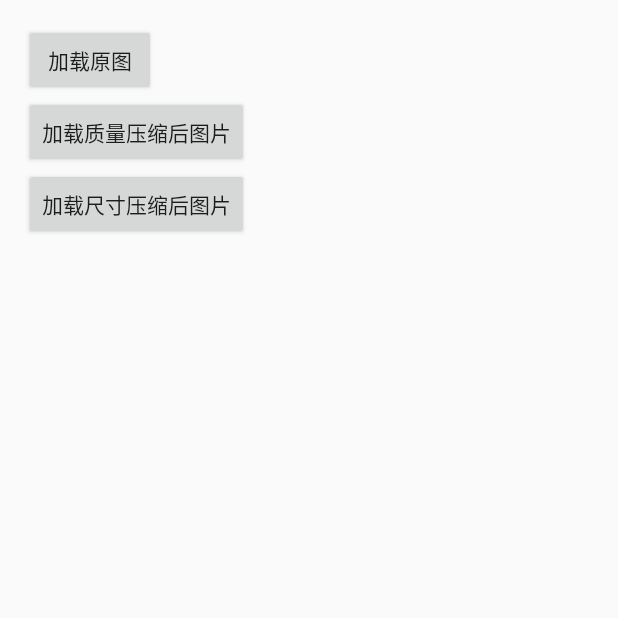
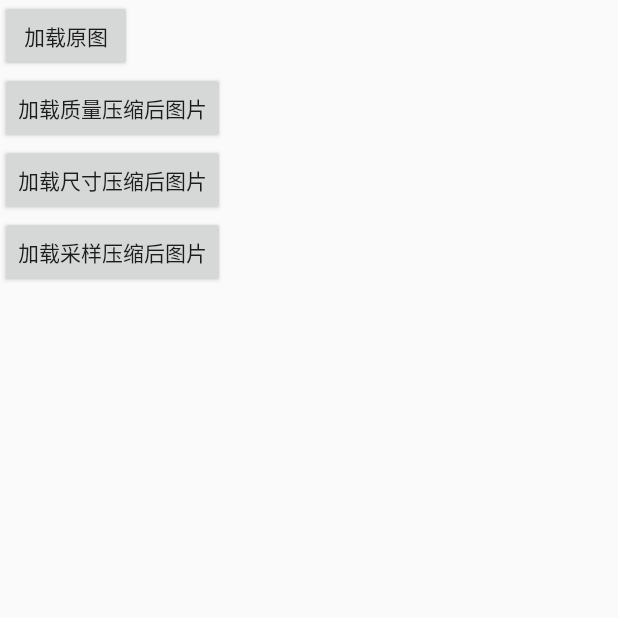
Before and after one commit to linshunm/iUtils, an Android app: the ImageTestActivity screen opened directly, with no data from a screen before it, on a phone screen of 412 x 824 dp, the top half of it. Run offline under Robolectric (Android 15) with nearby library versions, the phone set to English and light mode, and no system bars.

Commit message:
image test

```diff
--- a/app/src/main/res/layout/activity_image_test.xml
+++ b/app/src/main/res/layout/activity_image_test.xml
@@ -4,10 +4,6 @@
     xmlns:tools="http://schemas.android.com/tools"
     android:layout_width="match_parent"
     android:layout_height="match_parent"
-    android:paddingBottom="@dimen/activity_vertical_margin"
-    android:paddingLeft="@dimen/activity_horizontal_margin"
-    android:paddingRight="@dimen/activity_horizontal_margin"
-    android:paddingTop="@dimen/activity_vertical_margin"
     tools:context="com.iutils.test.ImageTestActivity">
     <LinearLayout
         android:layout_width="match_parent"
@@ -32,6 +28,12 @@
             android:layout_height="wrap_content"
             android:text="加载尺寸压缩后图片"/>
 
+        <Button
+            android:id="@+id/btn_load_sample"
+            android:layout_width="wrap_content"
+            android:layout_height="wrap_content"
+            android:text="加载采样压缩后图片"/>
+
     </LinearLayout>
 
     <ImageView
```
Also changed, not shown: app/src/main/java/com/iutils/test/ImageTestActivity.java (+26 -0 lines), app/src/main/java/com/iutils/utils/ImageUtil.java (+15 -0 lines).
